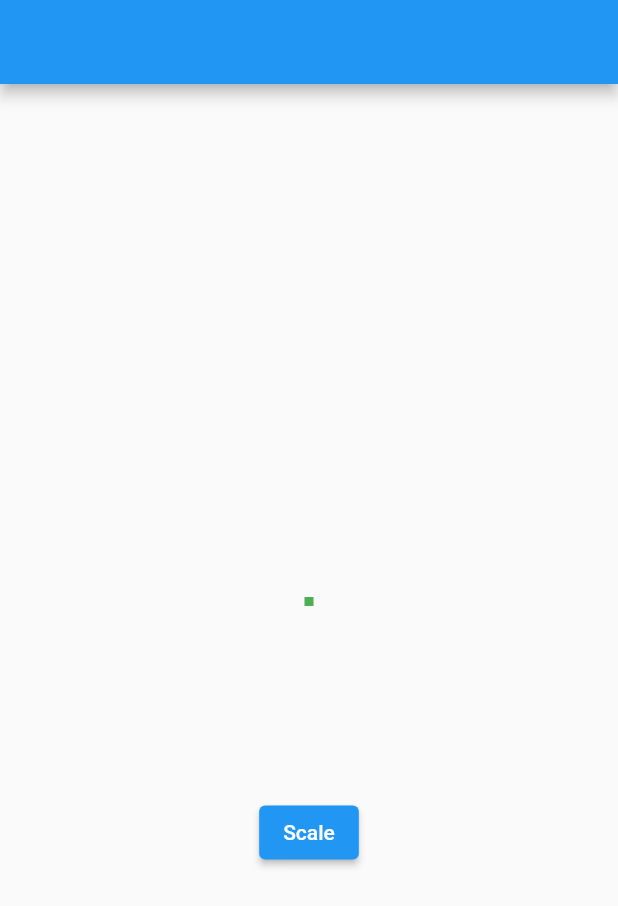
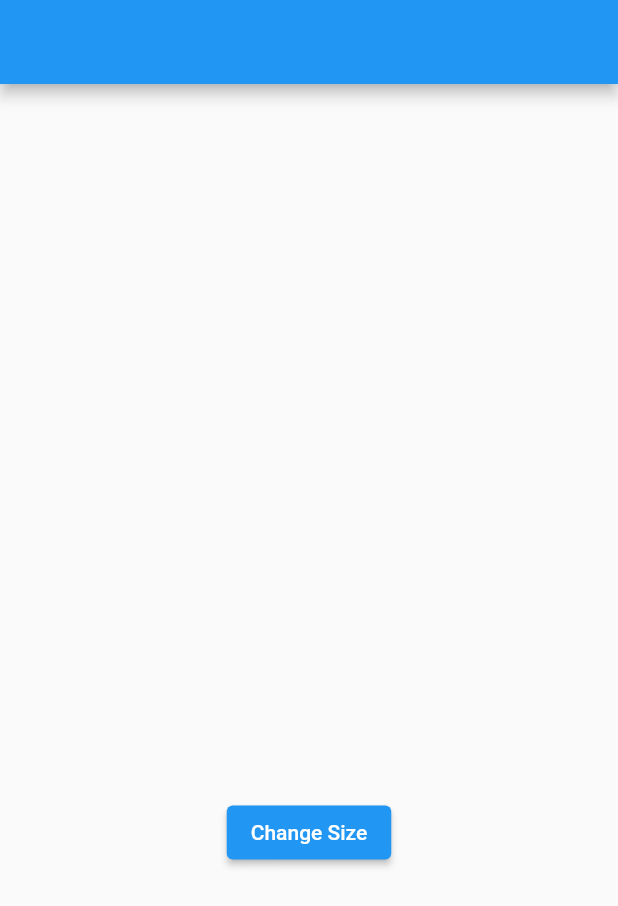
Before and after one commit to DaemonAssassin/built-in-explicit-animations-flutter, a Flutter app: the screen it shows after launch, on a phone screen of 412 x 824 dp. Shown: the top 906 px of the screen. Run offline on Flutter 3.47's test engine with Material 2 defaults, Android fonts, the phone set to English and light mode, and no system bars.

Commit message:
Learned SizeTransition

```diff
--- a/lib/main.dart
+++ b/lib/main.dart
@@ -1,6 +1,6 @@
 import 'package:flutter/material.dart';
 
-import 'transitions_widgets/scale_transition.dart';
+import 'transitions_widgets/size_transition.dart';
 
 void main(List<String> args) {
   runApp(const MyApp());
@@ -14,7 +14,7 @@ class MyApp extends StatelessWidget {
     return MaterialApp(
       home: Scaffold(
         appBar: AppBar(),
-        body: const MyScaleTransition(),
+        body: const MySizeTransition(),
       ),
     );
   }
--- /dev/null
+++ b/lib/transitions_widgets/size_transition.dart
@@ -0,0 +1,54 @@
+import 'package:flutter/material.dart';
+
+import '../utils/helper_widgets.dart';
+
+class MySizeTransition extends StatefulWidget {
+  const MySizeTransition({Key? key}) : super(key: key);
+
+  @override
+  State<MySizeTransition> createState() => _MySizeTransitionState();
+}
+
+class _MySizeTransitionState extends State<MySizeTransition>
+    with SingleTickerProviderStateMixin {
+  late AnimationController _controller;
+  late Animation<double> _animation;
+
+  @override
+  void initState() {
+    super.initState();
+    _controller = AnimationController(
+      vsync: this,
+      duration: const Duration(seconds: 1),
+    );
+    // _animation = Tween<double>(begin: 1.0, end: 2.0).animate(_controller);
+    _animation =
+        CurvedAnimation(parent: _controller, curve: Curves.bounceInOut);
+  }
+
+  @override
+  Widget build(BuildContext context) {
+    return Center(
+      child: Column(
+        mainAxisAlignment: MainAxisAlignment.center,
+        children: [
+          SizeTransition(
+            sizeFactor: _animation,
+            axis: Axis.horizontal,
+            child: _buildChild(),
+          ),
+          addVerticalSpace(30),
+          buildButton('Change Size', () {
+            _controller.forward();
+          }),
+        ],
+      ),
+    );
+  }
+
+  Widget _buildChild() => Container(
+        width: 200.0,
+        height: 200.0,
+        color: Colors.green,
+      );
+}
```
